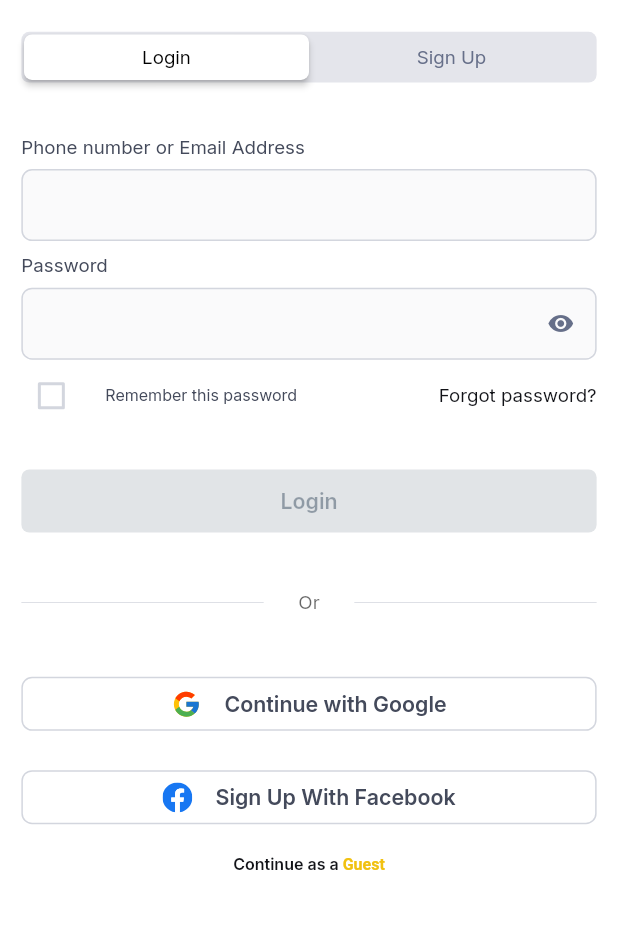
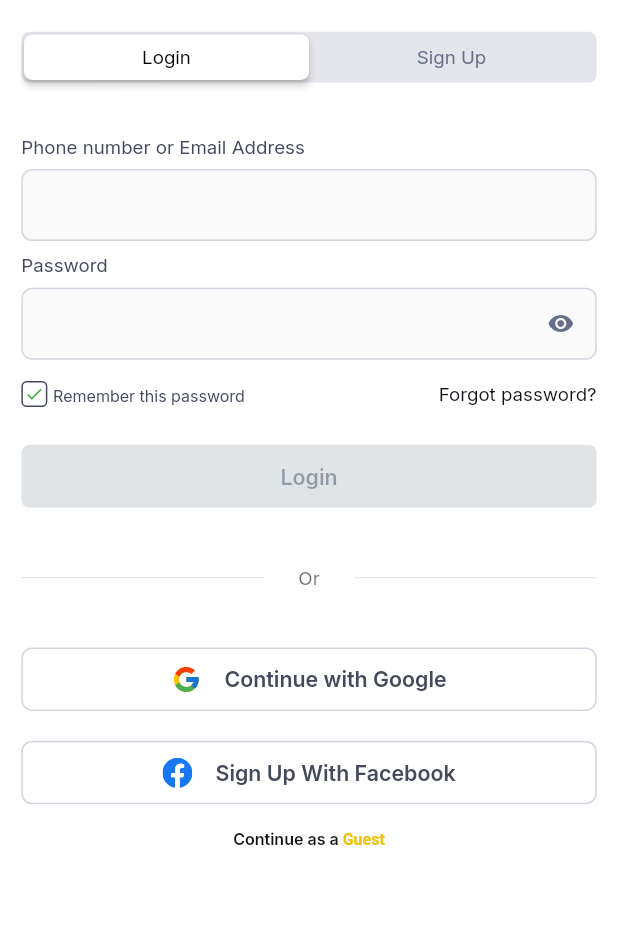
Before and after one commit to MuhammedKasujja/dormitory_app, a Flutter app: the screen it shows after launch, after a tap on "Remember this password", on a phone screen of 412 x 824 dp, the part 123-1052 px from its top. Run offline on Flutter 3.47's test engine with Material 2 defaults, Android fonts, the light colour scheme and no system bars; our stand-ins replace bloc, dio, easy_localization, equatable, file_picker, flutter_bloc and 12 more.

Commit message:
fix: remember password option

```diff
--- a/lib/presentation/pages/auth/login/bloc/login_bloc.dart
+++ b/lib/presentation/pages/auth/login/bloc/login_bloc.dart
@@ -9,6 +9,7 @@ class LoginBloc extends Bloc<LoginEvent, LoginState> {
   LoginBloc() : super(const LoginState()) {
     on<LoginUsernameChanged>(_onUsernameChanged);
     on<LoginPasswordChanged>(_onPasswordChanged);
+    on<LoginRememberPasswordChanged>(_onRemeberPasswordToggled);
     on<LoginSubmitted>(_onSubmitted);
   }
   void _onUsernameChanged(
@@ -19,7 +20,8 @@ class LoginBloc extends Bloc<LoginEvent, LoginState> {
     emit(
       state.copyWith(
         username: username,
-        isValid: Formz.validate([state.password, username]),
+        isValid: Formz.validate(
+            [state.password, state.isRememberPassword, username]),
       ),
     );
   }
@@ -32,7 +34,27 @@ class LoginBloc extends Bloc<LoginEvent, LoginState> {
     emit(
       state.copyWith(
         password: password,
-        isValid: Formz.validate([password, state.username]),
+        isValid: Formz.validate(
+            [password, state.username, state.isRememberPassword]),
+      ),
+    );
+  }
+
+  void _onRemeberPasswordToggled(
+    LoginRememberPasswordChanged event,
+    Emitter<LoginState> emit,
+  ) {
+    // TODO isRequired: true, is expensive when updating UI
+    final isRememberPassword = BooleanField.dirty(
+      value: !state.isRememberPassword.value,
+    );
+    // print(
+    //     'isRememberPassword: $isRememberPassword ${state.isRememberPassword.value}');
+    emit(
+      state.copyWith(
+        isRememberPassword: isRememberPassword,
+        isValid: Formz.validate(
+            [state.password, state.username, isRememberPassword]),
       ),
     );
   }
--- a/lib/presentation/pages/auth/login/bloc/login_event.dart
+++ b/lib/presentation/pages/auth/login/bloc/login_event.dart
@@ -25,6 +25,10 @@ class LoginPasswordChanged extends LoginEvent {
   List<Object> get props => [password];
 }
 
+class LoginRememberPasswordChanged extends LoginEvent {
+  const LoginRememberPasswordChanged();
+}
+
 class LoginSubmitted extends LoginEvent {
   const LoginSubmitted();
 }
--- a/lib/presentation/pages/auth/login/bloc/login_state.dart
+++ b/lib/presentation/pages/auth/login/bloc/login_state.dart
@@ -4,13 +4,15 @@ class LoginState extends Equatable {
   const LoginState({
     this.status = FormzSubmissionStatus.initial,
     this.username = const Username.pure(),
-    this.password =  const Password.pure(),
+    this.password = const Password.pure(),
     this.isValid = false,
+    this.isRememberPassword = const BooleanField.pure(),
   });
 
   final FormzSubmissionStatus status;
   final Username username;
   final Password password;
+  final BooleanField isRememberPassword;
   final bool isValid;
 
   LoginState copyWith({
@@ -18,15 +20,17 @@ class LoginState extends Equatable {
     Username? username,
     Password? password,
     bool? isValid,
+    BooleanField? isRememberPassword,
   }) {
     return LoginState(
       status: status ?? this.status,
       username: username ?? this.username,
       password: password ?? this.password,
       isValid: isValid ?? this.isValid,
+      isRememberPassword: isRememberPassword ?? this.isRememberPassword,
     );
   }
 
   @override
-  List<Object> get props => [status, username, password];
+  List<Object> get props => [status, username, password, isRememberPassword];
 }
--- a/lib/presentation/pages/auth/login/widgets/login_form.dart
+++ b/lib/presentation/pages/auth/login/widgets/login_form.dart
@@ -38,6 +38,8 @@ class _LoginFormState extends State<LoginForm> {
           ),
           const SizedBox().scaleHeight(10),
           BlocBuilder<LoginBloc, LoginState>(
+            buildWhen: (previous, current) =>
+                previous.password != current.password,
             builder: (context, state) {
               return CustomPasswordfield(
                 label: 'Password',
@@ -50,17 +52,11 @@ class _LoginFormState extends State<LoginForm> {
               );
             },
           ),
-          // const SizedBox().small(),
+          const SizedBox().small(),
           Row(
             mainAxisAlignment: MainAxisAlignment.spaceBetween,
             children: [
-              Flexible(
-                child: CustomCheckbox(
-                    child: Text(
-                  'Remember this password',
-                  style: TextStyle(color: AppColors.text2, fontSize: 12.sp),
-                )),
-              ),
+              _buildRememberPassword(),
               InkWell(
                 child: Text(
                   'Forgot password?',
@@ -73,6 +69,7 @@ class _LoginFormState extends State<LoginForm> {
           ),
           const SizedBox().scaleHeight(25),
           BlocConsumer<LoginBloc, LoginState>(
+            // buildWhen: (previous, current) => current.isValid,
             listener: (context, state) {
               if (state.status.isSuccess) {
                 Navigator.pushNamed(context, Routes.home);
@@ -94,4 +91,53 @@ class _LoginFormState extends State<LoginForm> {
       ),
     );
   }
+
+  Widget _buildRememberPassword() {
+    return BlocBuilder<LoginBloc, LoginState>(
+      builder: (context, state) {
+        return Flexible(
+          child: InkWell(
+            splashColor: Colors.transparent,
+            onTap: () => context
+                .read<LoginBloc>()
+                .add(const LoginRememberPasswordChanged()),
+            child: Row(
+              children: [
+                Container(
+                  width: 18.w,
+                  height: 18.w,
+                  decoration: BoxDecoration(
+                    borderRadius: BorderRadius.circular(4.r),
+                    border: Border.all(
+                      color: AppColors.text2,
+                    ),
+                  ),
+                  child: state.isRememberPassword.value
+                      ? Center(
+                          child: Icon(
+                            Icons.check,
+                            size: 15.r,
+                            color: Colors.green,
+                          ),
+                        )
+                      : const SizedBox.shrink(),
+                ),
+                SizedBox(width: 4.w),
+                Flexible(
+                  child: Text(
+                    'Remember this password',
+                    style: TextStyle(
+                      fontSize: 12.sp,
+                      height: 1.5,
+                      color: AppColors.text2,
+                    ),
+                  ),
+                ),
+              ],
+            ),
+          ),
+        );
+      },
+    );
+  }
 }
--- a/lib/presentation/pages/auth/login/widgets/login_option_button.dart
+++ b/lib/presentation/pages/auth/login/widgets/login_option_button.dart
@@ -33,9 +33,12 @@ class LoginOptionButton extends StatelessWidget {
           );
         },
         style: TextButton.styleFrom(
-            side: BorderSide(color: AppColors.divider),
-            shape: RoundedRectangleBorder(
-                borderRadius: BorderRadius.circular(8.r))),
+          side: BorderSide(color: AppColors.divider),
+          shape: RoundedRectangleBorder(
+            borderRadius: BorderRadius.circular(8.r),
+          ),
+          padding: EdgeInsets.symmetric(vertical: 12.r)
+        ),
         child: Center(
           child: Row(
             mainAxisAlignment: MainAxisAlignment.center,
--- /dev/null
+++ b/lib/validations/boolean_field.dart
@@ -0,0 +1,19 @@
+import 'package:formz/formz.dart';
+
+enum BooleanFieldValidationError { invalid }
+
+class BooleanField extends FormzInput<bool, BooleanFieldValidationError> {
+  const BooleanField.pure({this.isRequired = false}) : super.pure(false);
+  const BooleanField.dirty({this.isRequired = false, bool value = false})
+      : super.dirty(value);
+
+  final bool isRequired;
+
+  @override
+  BooleanFieldValidationError? validator(bool value) {
+    if (isRequired && value == false) {
+      return BooleanFieldValidationError.invalid;
+    }
+    return null;
+  }
+}
--- a/lib/validations/validations.dart
+++ b/lib/validations/validations.dart
@@ -5,3 +5,4 @@ export 'new_password.dart';
 export 'required_field.dart';
 export 'normal_field.dart';
 export 'confirmed_password.dart';
+export './boolean_field.dart';
```
